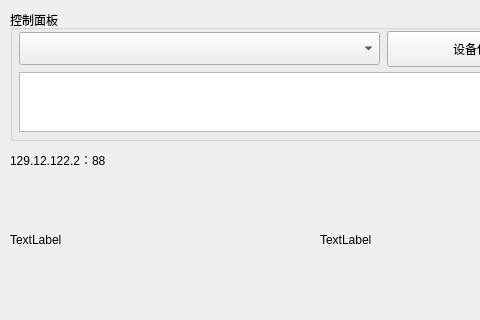
Jarrettluo/multimedia_management_software, file sever/ui_source_server/server_panel.ui: the form before one commit; both pictures show x 0 to 480 and y 0 to 320 of the 1157 by 883 pixel window.
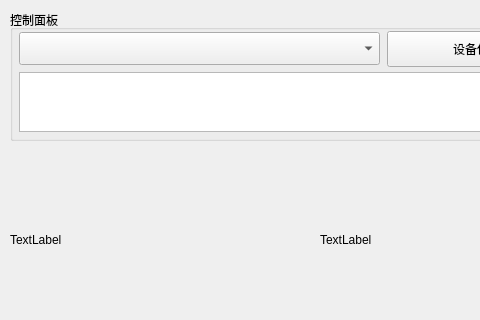
The form after the commit.

Commit message: modified client monitor child window

The edit to the form file:
```diff
--- a/sever/ui_source_server/server_panel.ui
+++ b/sever/ui_source_server/server_panel.ui
@@ -237,7 +237,7 @@
      </rect>
     </property>
     <property name="text">
-     <string>129.12.122.2：88</string>
+     <string/>
     </property>
    </widget>
    <widget class="QPushButton" name="pushButton_9">
```
Left out of the diff: 18 changed lines with no effect on the pictures. The commit also changes 4 other files.
